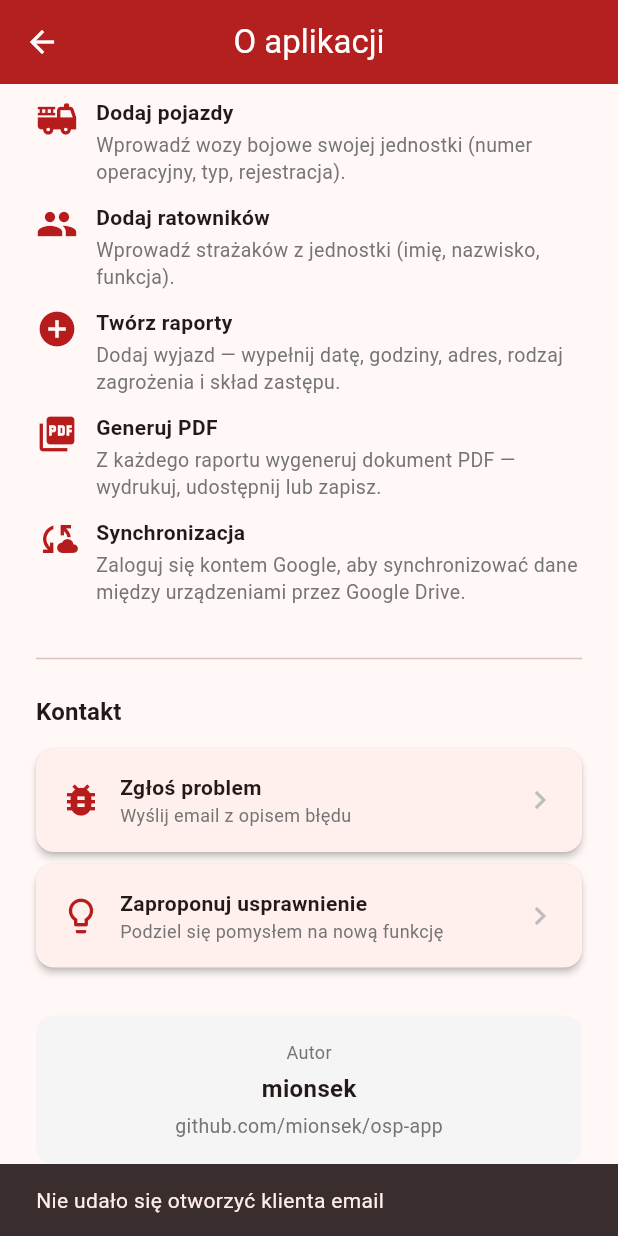
After one commit to mionsek/osp-app, a Flutter app: the InfoScreen screen opened by its route, scrolled down 456 dp, after a tap on "Zgłoś problem", on a phone screen of 412 x 824 dp. The commit adds this screen. Run offline on Flutter 3.47's test engine with Material 3 defaults, Android fonts, the phone set to English and light mode, and no system bars; our stand-ins replace connectivity_plus, flutter_riverpod, go_router, google_sign_in, hive, hive_flutter and 3 more; missing offline and left inert: googleapis; accounts and stored records are empty.

Commit message:
feat(005): ekran O aplikacji z informacjami i kontaktem
- Nowy ekran /info: opis aplikacji, instrukcja, kontakt email (mailto:)
- Kafelek 'O aplikacji' na ekranie głównym
- Ustawienia: dynamiczna wersja (package_info_plus) + link do /info
- Dodano zależności: url_launcher, package_info_plus
- Backlog: dodano feature/006-badania-lekarskie, przenumerowano kolejne

```diff
--- a/lib/core/router/app_router.dart
+++ b/lib/core/router/app_router.dart
@@ -12,6 +12,7 @@ import '../../screens/reports/report_wizard_screen.dart';
 import '../../screens/reports/reports_list_screen.dart';
 import '../../screens/reports/report_detail_screen.dart';
 import '../../screens/settings/settings_screen.dart';
+import '../../screens/info/info_screen.dart';
 
 final routerProvider = Provider<GoRouter>((ref) {
   final config = ref.read(unitConfigProvider);
@@ -83,6 +84,10 @@ final routerProvider = Provider<GoRouter>((ref) {
         path: '/settings',
         builder: (context, state) => const SettingsScreen(),
       ),
+      GoRoute(
+        path: '/info',
+        builder: (context, state) => const InfoScreen(),
+      ),
     ],
     errorBuilder: (context, state) => Scaffold(
       body: Center(
--- a/lib/screens/home/home_screen.dart
+++ b/lib/screens/home/home_screen.dart
@@ -73,6 +73,13 @@ class HomeScreen extends ConsumerWidget {
                 label: 'Ustawienia',
                 color: Colors.grey[700]!,
                 onTap: () => context.push('/settings'),
+              ),
+              const SizedBox(height: 12),
+              _MenuButton(
+                icon: Icons.info_outline,
+                label: 'O aplikacji',
+                color: Colors.indigo,
+                onTap: () => context.push('/info'),
               ),
               const Spacer(),
               OutlinedButton.icon(
--- /dev/null
+++ b/lib/screens/info/info_screen.dart
@@ -0,0 +1,278 @@
+import 'package:flutter/material.dart';
+import 'package:package_info_plus/package_info_plus.dart';
+import 'package:url_launcher/url_launcher.dart';
+
+class InfoScreen extends StatelessWidget {
+  const InfoScreen({super.key});
+
+  Future<void> _launchEmail(BuildContext context, String subject) async {
+    final uri = Uri(
+      scheme: 'mailto',
+      path: 'mionsek@gmail.com',
+      queryParameters: {'subject': subject},
+    );
+    if (!await launchUrl(uri)) {
+      if (context.mounted) {
+        ScaffoldMessenger.of(context).showSnackBar(
+          const SnackBar(content: Text('Nie udało się otworzyć klienta email')),
+        );
+      }
+    }
+  }
+
+  @override
+  Widget build(BuildContext context) {
+    return Scaffold(
+      appBar: AppBar(
+        leading: IconButton(
+          icon: const Icon(Icons.arrow_back),
+          onPressed: () => Navigator.of(context).pop(),
+        ),
+        title: const Text('O aplikacji'),
+      ),
+      body: SafeArea(
+        child: SingleChildScrollView(
+          padding: const EdgeInsets.all(24),
+          child: Column(
+            crossAxisAlignment: CrossAxisAlignment.stretch,
+            children: [
+              const SizedBox(height: 16),
+              const Icon(
+                Icons.local_fire_department,
+                size: 64,
+                color: Color(0xFFB71C1C),
+              ),
+              const SizedBox(height: 12),
+              Text(
+                'Aplikacja OSP',
+                style: Theme.of(context).textTheme.headlineSmall?.copyWith(
+                      fontWeight: FontWeight.bold,
+                    ),
+                textAlign: TextAlign.center,
+              ),
+              const SizedBox(height: 4),
+              FutureBuilder<PackageInfo>(
+                future: PackageInfo.fromPlatform(),
+                builder: (context, snapshot) {
+                  final version = snapshot.data?.version ?? '...';
+                  final build = snapshot.data?.buildNumber ?? '';
+                  return Text(
+                    'Wersja $version${build.isNotEmpty ? ' ($build)' : ''}',
+                    style: TextStyle(color: Colors.grey[600]),
+                    textAlign: TextAlign.center,
+                  );
+                },
+              ),
+              const SizedBox(height: 32),
+              const Divider(),
+              const SizedBox(height: 16),
+
+              // --- Do czego służy ---
+              Text('Do czego służy',
+                  style: Theme.of(context).textTheme.titleMedium?.copyWith(
+                        fontWeight: FontWeight.bold,
+                      )),
+              const SizedBox(height: 8),
+              const Text(
+                'Aplikacja do tworzenia raportów z wyjazdów ratowniczych '
+                'dla Ochotniczych Straży Pożarnych. Pozwala szybko '
+                'dokumentować interwencje, zarządzać składem osobowym '
+                'i pojazdami, a następnie generować raporty w formacie PDF.',
+                style: TextStyle(height: 1.5),
+              ),
+              const SizedBox(height: 24),
+              const Divider(),
+              const SizedBox(height: 16),
+
+              // --- Jak korzystać ---
+              Text('Jak korzystać',
+                  style: Theme.of(context).textTheme.titleMedium?.copyWith(
+                        fontWeight: FontWeight.bold,
+                      )),
+              const SizedBox(height: 12),
+              const _HowToItem(
+                icon: Icons.fire_truck,
+                title: 'Dodaj pojazdy',
+                description: 'Wprowadź wozy bojowe swojej jednostki '
+                    '(numer operacyjny, typ, rejestracja).',
+              ),
+              const _HowToItem(
+                icon: Icons.people,
+                title: 'Dodaj ratowników',
+                description: 'Wprowadź strażaków z jednostki '
+                    '(imię, nazwisko, funkcja).',
+              ),
+              const _HowToItem(
+                icon: Icons.add_circle,
+                title: 'Twórz raporty',
+                description: 'Dodaj wyjazd — wypełnij datę, godziny, adres, '
+                    'rodzaj zagrożenia i skład zastępu.',
+              ),
+              const _HowToItem(
+                icon: Icons.picture_as_pdf,
+                title: 'Generuj PDF',
+                description: 'Z każdego raportu wygeneruj dokument PDF — '
+                    'wydrukuj, udostępnij lub zapisz.',
+              ),
+              const _HowToItem(
+                icon: Icons.cloud_sync,
+                title: 'Synchronizacja',
+                description: 'Zaloguj się kontem Google, aby synchronizować '
+                    'dane między urządzeniami przez Google Drive.',
+              ),
+              const SizedBox(height: 16),
+              const Divider(),
+              const SizedBox(height: 16),
+
+              // --- Kontakt ---
+              Text('Kontakt',
+                  style: Theme.of(context).textTheme.titleMedium?.copyWith(
+                        fontWeight: FontWeight.bold,
+                      )),
+              const SizedBox(height: 12),
+              _ContactButton(
+                icon: Icons.bug_report,
+                label: 'Zgłoś problem',
+                subtitle: 'Wyślij email z opisem błędu',
+                onTap: () => _launchEmail(
+                    context, 'OSP App — Zgłoszenie problemu'),
+              ),
+              const SizedBox(height: 8),
+              _ContactButton(
+                icon: Icons.lightbulb_outline,
+                label: 'Zaproponuj usprawnienie',
+                subtitle: 'Podziel się pomysłem na nową funkcję',
+                onTap: () => _launchEmail(
+                    context, 'OSP App — Propozycja usprawnienia'),
+              ),
+              const SizedBox(height: 32),
+
+              // --- Autor ---
+              Container(
+                padding: const EdgeInsets.all(16),
+                decoration: BoxDecoration(
+                  color: Colors.grey[100],
+                  borderRadius: BorderRadius.circular(12),
+                ),
+                child: Column(
+                  children: [
+                    Text(
+                      'Autor',
+                      style: TextStyle(
+                          color: Colors.grey[600], fontSize: 12),
+                    ),
+                    const SizedBox(height: 4),
+                    const Text(
+                      'mionsek',
+                      style: TextStyle(
+                        fontWeight: FontWeight.bold,
+                        fontSize: 16,
+                      ),
+                    ),
+                    const SizedBox(height: 4),
+                    Text(
+                      'github.com/mionsek/osp-app',
+                      style: TextStyle(
+                        color: Colors.grey[600],
+                        fontSize: 13,
+                      ),
+                    ),
+                  ],
+                ),
+              ),
+              const SizedBox(height: 24),
+            ],
+          ),
+        ),
+      ),
+    );
+  }
+}
+
+class _HowToItem extends StatelessWidget {
+  final IconData icon;
+  final String title;
+  final String description;
+
+  const _HowToItem({
+    required this.icon,
+    required this.title,
+    required this.description,
+  });
+
+  @override
+  Widget build(BuildContext context) {
+    return Padding(
+      padding: const EdgeInsets.only(bottom: 12),
+      child: Row(
+        crossAxisAlignment: CrossAxisAlignment.start,
+        children: [
+          Icon(icon, size: 28, color: const Color(0xFFB71C1C)),
+          const SizedBox(width: 12),
+          Expanded(
+            child: Column(
+              crossAxisAlignment: CrossAxisAlignment.start,
+              children: [
+                Text(title,
+                    style: const TextStyle(fontWeight: FontWeight.w600)),
+                const SizedBox(height: 2),
+                Text(
+                  description,
+                  style: TextStyle(
+                      color: Colors.grey[600], fontSize: 13, height: 1.4),
+                ),
+              ],
+            ),
+          ),
+        ],
+      ),
+    );
+  }
+}
+
+class _ContactButton extends StatelessWidget {
+  final IconData icon;
+  final String label;
+  final String subtitle;
+  final VoidCallback onTap;
+
+  const _ContactButton({
+    required this.icon,
+    required this.label,
+    required this.subtitle,
+    required this.onTap,
+  });
+
+  @override
+  Widget build(BuildContext context) {
+    return Card(
+      margin: EdgeInsets.zero,
+      child: InkWell(
+        onTap: onTap,
+        borderRadius: BorderRadius.circular(12),
+        child: Padding(
+          padding: const EdgeInsets.all(16),
+          child: Row(
+            children: [
+              Icon(icon, size: 28, color: const Color(0xFFB71C1C)),
+              const SizedBox(width: 12),
+              Expanded(
+                child: Column(
+                  crossAxisAlignment: CrossAxisAlignment.start,
+                  children: [
+                    Text(label,
+                        style: const TextStyle(fontWeight: FontWeight.w600)),
+                    Text(subtitle,
+                        style: TextStyle(
+                            color: Colors.grey[600], fontSize: 12)),
+                  ],
+                ),
+              ),
+              Icon(Icons.chevron_right, color: Colors.grey[400]),
+            ],
+          ),
+        ),
+      ),
+    );
+  }
+}
--- a/lib/screens/settings/settings_screen.dart
+++ b/lib/screens/settings/settings_screen.dart
@@ -1,6 +1,8 @@
 import 'package:flutter/material.dart';
 import 'package:flutter/services.dart';
 import 'package:flutter_riverpod/flutter_riverpod.dart';
+import 'package:go_router/go_router.dart';
+import 'package:package_info_plus/package_info_plus.dart';
 import '../../providers/providers.dart';
 import '../../models/models.dart';
 import '../../models/sync_state.dart';
@@ -133,9 +135,21 @@ class _SettingsScreenState extends ConsumerState<SettingsScreen> {
                 Text('Informacje',
                     style: Theme.of(context).textTheme.titleMedium),
                 const SizedBox(height: 8),
-                _InfoRow('Wersja aplikacji', '1.0.0'),
+                FutureBuilder<PackageInfo>(
+                  future: PackageInfo.fromPlatform(),
+                  builder: (context, snapshot) {
+                    final version = snapshot.data?.version ?? '...';
+                    return _InfoRow('Wersja aplikacji', version);
+                  },
+                ),
                 _InfoRow('Rola',
                     config.isAdmin ? 'Administrator' : 'Użytkownik'),
+                const SizedBox(height: 8),
+                TextButton.icon(
+                  onPressed: () => context.push('/info'),
+                  icon: const Icon(Icons.info_outline, size: 18),
+                  label: const Text('Więcej o aplikacji'),
+                ),
                 const SizedBox(height: 32),
                 const Divider(),
                 const SizedBox(height: 16),
--- a/pubspec.yaml
+++ b/pubspec.yaml
@@ -31,6 +31,8 @@ dependencies:
   googleapis_auth: ^1.6.0
   http: ^1.2.2
   connectivity_plus: ^6.1.0
+  url_launcher: ^6.3.1
+  package_info_plus: ^8.1.3
 
 dev_dependencies:
   flutter_test:
```
Also changed, not shown: pubspec.lock, 1 other file.
